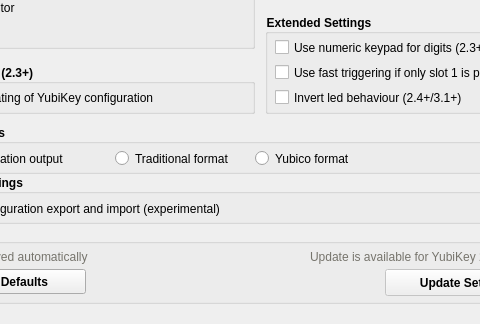
The window that src/ui/settingpage.ui (Yubico/yubikey-personalization-gui) describes before a commit, drawn with Qt 5; both pictures show x 105 to 585 and y 326 to 650 of the 730 by 650 pixel window.
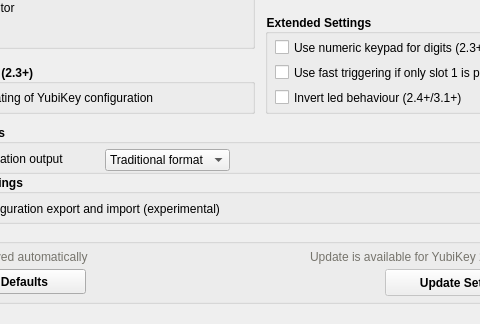
The same window after the commit. Icons and pictures are not drawn. Custom widgets are drawn as their Qt base class.

Commit message: change the radio buttons for logformat to a combobox

```diff
--- a/src/ui/settingpage.ui
+++ b/src/ui/settingpage.ui
@@ -276,37 +276,34 @@
       <string>Log configuration output</string>
      </property>
     </widget>
-    <widget class="QRadioButton" name="logTraditionalRadio">
+    <widget class="QComboBox" name="logFormatCombo">
      <property name="geometry">
       <rect>
-       <x>210</x>
+       <x>200</x>
        <y>25</y>
-       <width>131</width>
-       <height>19</height>
+       <width>125</width>
+       <height>22</height>
       </rect>
      </property>
+     <property name="sizePolicy">
+      <sizepolicy hsizetype="Fixed" vsizetype="Fixed">
+       <horstretch>0</horstretch>
+       <verstretch>0</verstretch>
+      </sizepolicy>
+     </property>
      <property name="styleSheet">
       <string notr="true">font-weight: normal;</string>
      </property>
+     <item>
      <property name="text">
       <string>Traditional format</string>
      </property>
-    </widget>
-    <widget class="QRadioButton" name="logYubicoRadio">
-     <property name="geometry">
-      <rect>
-       <x>350</x>
-       <y>25</y>
-       <width>120</width>
-       <height>19</height>
-      </rect>
-     </property>
-     <property name="styleSheet">
-      <string notr="true">font-weight: normal;</string>
-     </property>
+     </item>
+     <item>
      <property name="text">
       <string>Yubico format</string>
      </property>
+     </item>
     </widget>
    </widget>
    <widget class="QGroupBox" name="actionsBox">
```
Lines whose indentation alone changed are shown as unchanged. The commit also changes 1 other file.
